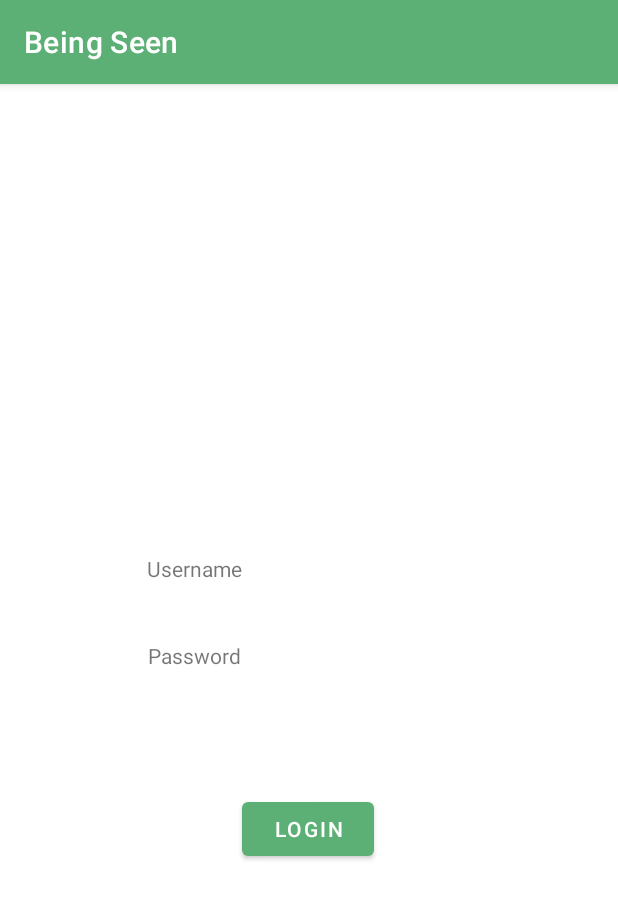
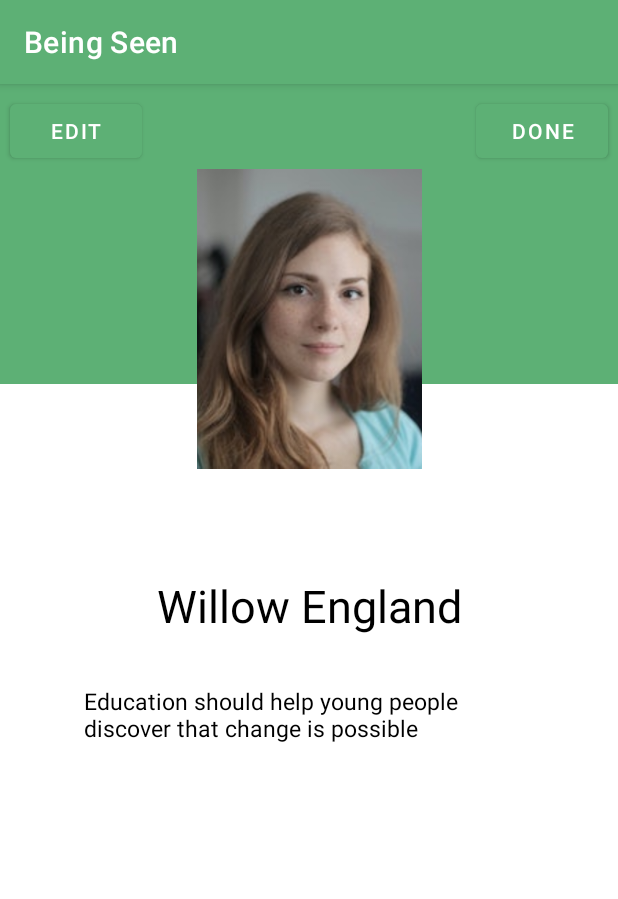
Before and after one commit to UTSCCSCC01/projectf21-gmt-8-gang, an Android app: the HyUserProfileViewActivity screen opened directly, with no data from a screen before it, on a phone screen of 412 x 824 dp. Shown: the top 899 px of the screen. Run offline under Robolectric (Android 15) with nearby library versions, the phone set to English and light mode, and no system bars; network calls fail.

Commit message:
Changed homeless youth ui after login and moved all frontend homelessyouth code into a folder

```diff
--- a/BeingSeenApp/app/src/main/AndroidManifest.xml
+++ b/BeingSeenApp/app/src/main/AndroidManifest.xml
@@ -13,10 +13,13 @@
         android:theme="@style/Theme.MyApplication"
         android:usesCleartextTraffic="true">
         <activity
-            android:name=".HyUserInterfaceActivity"
+            android:name=".HomelessYouthUiFrontend.HyUserProfileViewActivity"
             android:exported="true" />
         <activity
-            android:name=".HyLoginActivity"
+            android:name=".HomelessYouthUiFrontend.HyUserInterfaceActivity"
+            android:exported="true" />
+        <activity
+            android:name=".HomelessYouthUiFrontend.HyLoginActivity"
             android:exported="true" />
         <activity
             android:name=".MainActivity"
--- a/BeingSeenApp/app/src/main/java/com/example/myapplication/HyLoginActivity.java
+++ b/BeingSeenApp/app/src/main/java/com/example/myapplication/HomelessYouthUiFrontend/HyUserProfileViewActivity.java
@@ -1,4 +1,4 @@
-package com.example.myapplication;
+package com.example.myapplication.HomelessYouthUiFrontend;
 
 import androidx.appcompat.app.AppCompatActivity;
 
@@ -7,25 +7,25 @@ import android.os.Bundle;
 import android.view.View;
 import android.widget.Button;
 
-public class HyLoginActivity extends AppCompatActivity {
+import com.example.myapplication.R;
+
+public class HyUserProfileViewActivity extends AppCompatActivity {
 
     @Override
     protected void onCreate(Bundle savedInstanceState) {
         super.onCreate(savedInstanceState);
-        setContentView(R.layout.activity_hy_login);
+        setContentView(R.layout.activity_hy_user_profile_view);
 
-
-        //Login Button code
-        final Button button = (Button) findViewById(R.id.HyLoginButton);
+        //Back to ui code
+        final Button button = (Button) findViewById(R.id.HyPfDoneButton);
 
         button.setOnClickListener(new View.OnClickListener() {
 
             @Override
             public void onClick(View view) {
 
-                Intent i = new Intent(getApplicationContext(),HyUserInterfaceActivity.class);
+                Intent i = new Intent(getApplicationContext(), HyUserProfileViewActivity.class);
                 startActivity(i);
-
             }
         });
     }
--- a/BeingSeenApp/app/src/main/java/com/example/myapplication/MainActivity.java
+++ b/BeingSeenApp/app/src/main/java/com/example/myapplication/MainActivity.java
@@ -10,6 +10,7 @@ import com.android.volley.Request;
 import com.android.volley.RequestQueue;
 import com.android.volley.toolbox.StringRequest;
 import com.android.volley.toolbox.Volley;
+import com.example.myapplication.HomelessYouthUiFrontend.HyLoginActivity;
 import com.google.android.material.bottomnavigation.BottomNavigationView;
 
 import androidx.appcompat.app.AppCompatActivity;
@@ -77,7 +78,7 @@ public class MainActivity extends AppCompatActivity {
             @Override
             public void onClick(View view) {
 
-                Intent i = new Intent(getApplicationContext(),HyLoginActivity.class);
+                Intent i = new Intent(getApplicationContext(), HyLoginActivity.class);
                 startActivity(i);
 
             }
--- a/BeingSeenApp/app/src/main/res/layout/activity_hy_login.xml
+++ b/BeingSeenApp/app/src/main/res/layout/activity_hy_login.xml
@@ -4,7 +4,7 @@
     xmlns:tools="http://schemas.android.com/tools"
     android:layout_width="match_parent"
     android:layout_height="match_parent"
-    tools:context=".HyLoginActivity">
+    tools:context=".HomelessYouthUiFrontend.HyLoginActivity">
 
     <Button
         android:id="@+id/HyLoginButton"
--- /dev/null
+++ b/BeingSeenApp/app/src/main/res/layout/activity_hy_user_profile_view.xml
@@ -0,0 +1,88 @@
+<?xml version="1.0" encoding="utf-8"?>
+<androidx.constraintlayout.widget.ConstraintLayout xmlns:android="http://schemas.android.com/apk/res/android"
+    xmlns:app="http://schemas.android.com/apk/res-auto"
+    xmlns:tools="http://schemas.android.com/tools"
+    android:layout_width="match_parent"
+    android:layout_height="match_parent"
+    tools:context=".HomelessYouthUiFrontend.HyUserProfileViewActivity">
+
+    <RelativeLayout
+        android:id="@+id/textView"
+        android:layout_width="match_parent"
+        android:layout_height="200dp"
+        android:background="@color/green"
+        android:layout_marginBottom="300px"
+        app:layout_constraintTop_toTopOf="parent"
+        >
+
+    </RelativeLayout>
+
+    <ImageView
+        android:id="@+id/imageView"
+        android:layout_width="150dp"
+        android:layout_height="200dp"
+        app:layout_constraintBottom_toBottomOf="parent"
+        app:layout_constraintEnd_toEndOf="parent"
+        app:layout_constraintHorizontal_bias="0.5"
+        app:layout_constraintVertical_bias="0.1"
+        app:layout_constraintStart_toStartOf="parent"
+        app:layout_constraintTop_toTopOf="parent"
+        android:scaleType="centerCrop"
+        android:src="@drawable/profile"
+        tools:srcCompat="@tools:sample/avatars" />
+
+
+    <Button
+        android:id="@+id/HyEditPfButton"
+        android:layout_width="wrap_content"
+        android:layout_height="wrap_content"
+        android:text="Edit"
+        app:layout_constraintHorizontal_bias="0.02"
+        app:layout_constraintVertical_bias="0.01"
+        app:layout_constraintBottom_toBottomOf="parent"
+        app:layout_constraintEnd_toEndOf="parent"
+        app:layout_constraintStart_toStartOf="parent"
+        app:layout_constraintTop_toTopOf="parent" />
+
+
+    <Button
+        android:id="@+id/HyPfDoneButton"
+        android:layout_width="wrap_content"
+        android:layout_height="wrap_content"
+        android:text="Done"
+        app:layout_constraintBottom_toBottomOf="parent"
+        app:layout_constraintEnd_toEndOf="parent"
+        app:layout_constraintHorizontal_bias="0.98"
+        app:layout_constraintStart_toStartOf="parent"
+        app:layout_constraintTop_toTopOf="parent"
+        app:layout_constraintVertical_bias="0.01" />
+
+    <TextView
+        android:layout_width="wrap_content"
+        android:layout_height="wrap_content"
+        app:layout_constraintHorizontal_bias="0.5"
+        app:layout_constraintVertical_bias="0.45"
+        android:text="Willow England"
+        android:textSize="30dp"
+        android:textColor="@color/black"
+        app:layout_constraintBottom_toBottomOf="parent"
+        app:layout_constraintEnd_toEndOf="parent"
+        app:layout_constraintStart_toStartOf="parent"
+        app:layout_constraintTop_toTopOf="parent"
+        />
+
+    <TextView
+        android:layout_width="300dp"
+        android:layout_height="wrap_content"
+        app:layout_constraintHorizontal_bias="0.5"
+        app:layout_constraintVertical_bias="0.55"
+        android:text="Education should help young people discover that change is possible "
+        android:textSize="15dp"
+        android:textColor="@color/black"
+        app:layout_constraintBottom_toBottomOf="parent"
+        app:layout_constraintEnd_toEndOf="parent"
+        app:layout_constraintStart_toStartOf="parent"
+        app:layout_constraintTop_toTopOf="parent"
+        />
+
+</androidx.constraintlayout.widget.ConstraintLayout>
```
Also changed, not shown: BeingSeenApp/app/src/main/java/com/example/myapplication/HomelessYouthUiFrontend/HyLoginActivity.java (renamed from BeingSeenApp/app/src/main/java/com/example/myapplication/HyUserInterfaceActivity.java, +10 -6 lines), BeingSeenApp/app/src/main/java/com/example/myapplication/HomelessYouthUiFrontend/HyUserInterfaceActivity.java (added, +32 -0 lines), BeingSeenApp/app/src/main/res/layout/activity_hy_user_interface.xml (+9 -64 lines).
